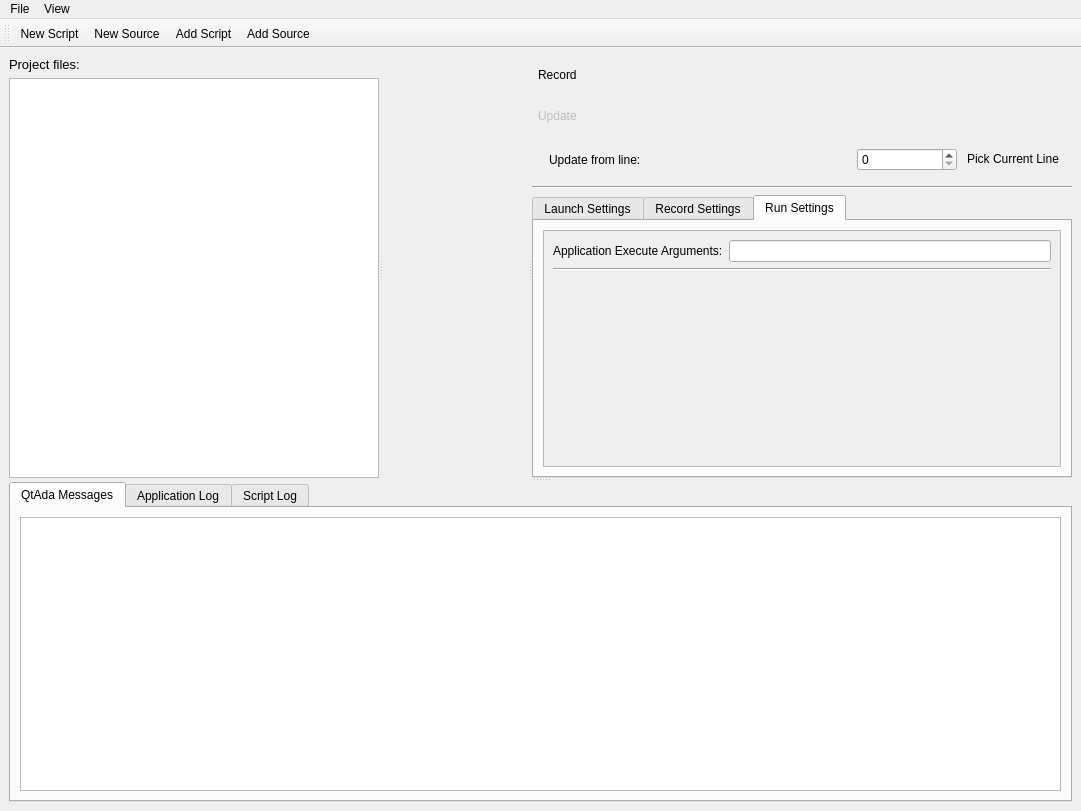
Qt form client/gui/MainGui.ui (lildannita/QtAda) before a commit.
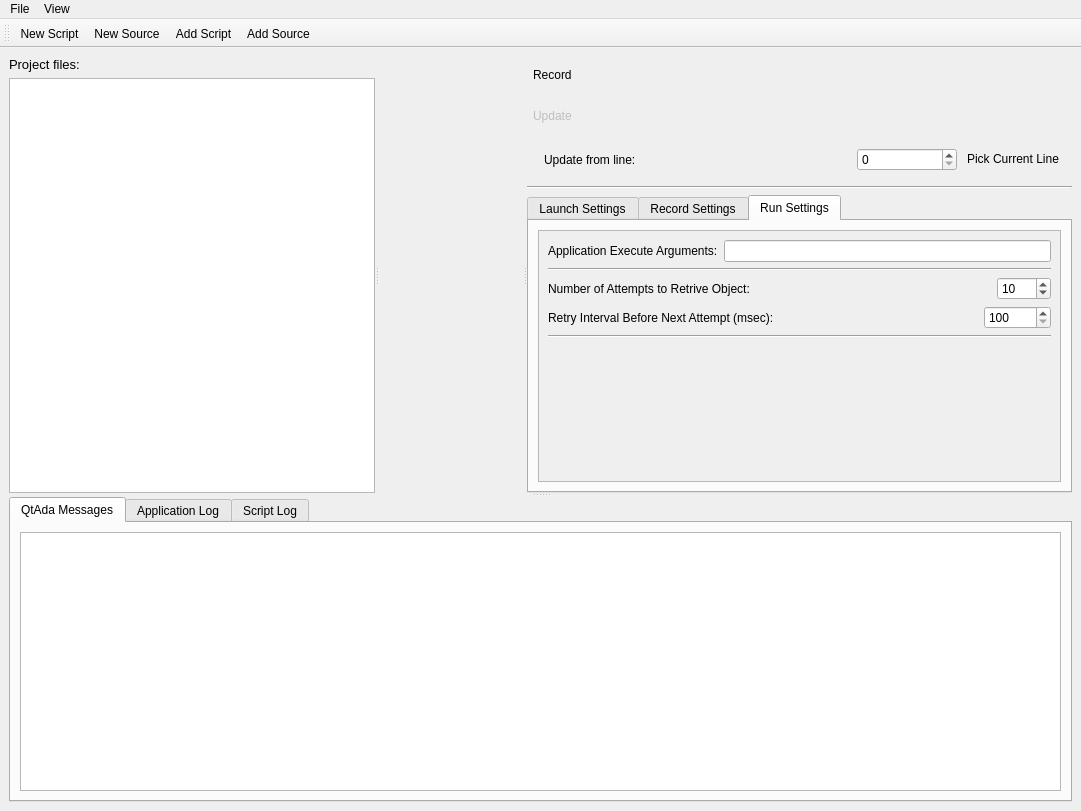
The same form after that commit. The open tabs and pages were chosen to show the change. Icons and pictures are not drawn.

Commit message:
Добавлены новые параметры для RunSettings + активируем кнопки запуска скрипта
1)  Параметр attempsNumber показывает количество попыток получения объекта по
    пути, указанном в команде, а retryInterval - временной промежуток между
    попытками.
2)  Активируем кнопки Run Current и Run All в GUI: Run All - если в проекте
    присутствует хотя бы один скрипт, Run Current - если открытый файл - скрипт.

The edit to the form file:
```diff
--- a/client/gui/MainGui.ui
+++ b/client/gui/MainGui.ui
@@ -759,6 +759,99 @@
                    </property>
                   </widget>
                  </item>
+                 <item>
+                  <layout class="QHBoxLayout" name="horizontalLayout_4">
+                   <item>
+                    <widget class="QLabel" name="attempsNumberLabel">
+                     <property name="text">
+                      <string>Number of Attempts to Retrive Object:</string>
+                     </property>
+                    </widget>
+                   </item>
+                   <item>
+                    <spacer name="horizontalSpacer_4">
+                     <property name="orientation">
+                      <enum>Qt::Horizontal</enum>
+                     </property>
+                     <property name="sizeHint" stdset="0">
+                      <size>
+                       <width>40</width>
+                       <height>20</height>
+                      </size>
+                     </property>
+                    </spacer>
+                   </item>
+                   <item>
+                    <widget class="QSpinBox" name="attempsNumberSpinBox">
+                     <property name="minimumSize">
+                      <size>
+                       <width>50</width>
+                       <height>0</height>
+                      </size>
+                     </property>
+                     <property name="minimum">
+                      <number>1</number>
+                     </property>
+                     <property name="maximum">
+                      <number>1000</number>
+                     </property>
+                     <property name="value">
+                      <number>10</number>
+                     </property>
+                    </widget>
+                   </item>
+                  </layout>
+                 </item>
+                 <item>
+                  <layout class="QHBoxLayout" name="horizontalLayout_7">
+                   <item>
+                    <widget class="QLabel" name="retryIntervalLabel">
+                     <property name="text">
+                      <string>Retry Interval Before Next Attempt (msec):</string>
+                     </property>
+                    </widget>
+                   </item>
+                   <item>
+                    <spacer name="horizontalSpacer_10">
+                     <property name="orientation">
+                      <enum>Qt::Horizontal</enum>
+                     </property>
+                     <property name="sizeHint" stdset="0">
+                      <size>
+                       <width>40</width>
+                       <height>20</height>
+                      </size>
+                     </property>
+                    </spacer>
+                   </item>
+                   <item>
+                    <widget class="QSpinBox" name="retryIntervalSpinBox">
+                     <property name="minimumSize">
+                      <size>
+                       <width>50</width>
+                       <height>0</height>
+                      </size>
+                     </property>
+                     <property name="minimum">
+                      <number>100</number>
+                     </property>
+                     <property name="maximum">
+                      <number>120000</number>
+                     </property>
+                     <property name="value">
+                      <number>100</number>
+                     </property>
+                    </widget>
+                   </item>
+                  </layout>
+                 </item>
+                 <item>
+                  <widget class="Line" name="line_4">
+                   <property name="orientation">
+                    <enum>Qt::Horizontal</enum>
+                   </property>
+                  </widget>
+                 </item>
                  <item>
                   <spacer name="verticalSpacer">
                    <property name="orientation">
```
Left out of the diff: 2 changed lines with no effect on the pictures. The commit also changes 5 other files.
